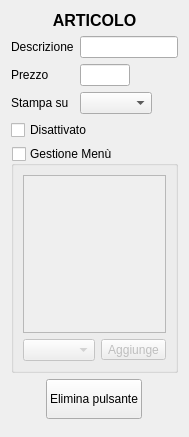
Old version of the form src/dettagliarticolo.ui in the repository mtonin/gestcassa.
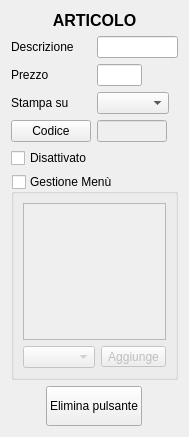
New version of the form.

Commit message: - gestione codice a barre

```diff
--- a/src/dettagliarticolo.ui
+++ b/src/dettagliarticolo.ui
@@ -6,7 +6,7 @@
    <rect>
     <x>0</x>
     <y>0</y>
-    <width>173</width>
+    <width>178</width>
     <height>437</height>
    </rect>
   </property>
@@ -33,6 +33,9 @@
    </item>
    <item>
     <layout class="QFormLayout" name="formLayout">
+     <property name="fieldGrowthPolicy">
+      <enum>QFormLayout::AllNonFixedFieldsGrow</enum>
+     </property>
      <item row="0" column="0">
       <widget class="QLabel" name="label_2">
        <property name="text">
@@ -132,6 +135,58 @@
        </item>
       </layout>
      </item>
+     <item row="3" column="1">
+      <layout class="QHBoxLayout" name="horizontalLayout_5">
+       <item>
+        <widget class="QLineEdit" name="barcodeTxt">
+         <property name="enabled">
+          <bool>false</bool>
+         </property>
+         <property name="maximumSize">
+          <size>
+           <width>100</width>
+           <height>16777215</height>
+          </size>
+         </property>
+         <property name="inputMask">
+          <string/>
+         </property>
+         <property name="text">
+          <string notr="true"/>
+         </property>
+         <property name="maxLength">
+          <number>50</number>
+         </property>
+         <property name="frame">
+          <bool>true</bool>
+         </property>
+         <property name="alignment">
+          <set>Qt::AlignRight|Qt::AlignTrailing|Qt::AlignVCenter</set>
+         </property>
+        </widget>
+       </item>
+       <item>
+        <spacer name="horizontalSpacer_5">
+         <property name="orientation">
+          <enum>Qt::Horizontal</enum>
+         </property>
+         <property name="sizeHint" stdset="0">
+          <size>
+           <width>40</width>
+           <height>20</height>
+          </size>
+         </property>
+        </spacer>
+       </item>
+      </layout>
+     </item>
+     <item row="3" column="0">
+      <widget class="QPushButton" name="codiceBtn">
+       <property name="text">
+        <string>Codice</string>
+       </property>
+      </widget>
+     </item>
     </layout>
    </item>
    <item>
```
The commit also changes 12 other files.
